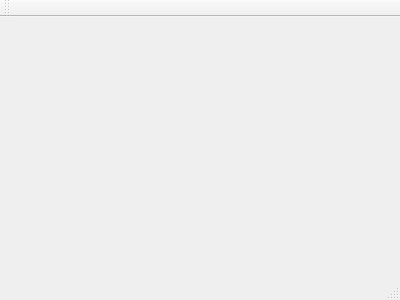
This is jalapaquery/src/jalapaquery/mainwindow.ui in leonhad/jalapaquery as Qt 5 draws it before an edit. The edited form follows.
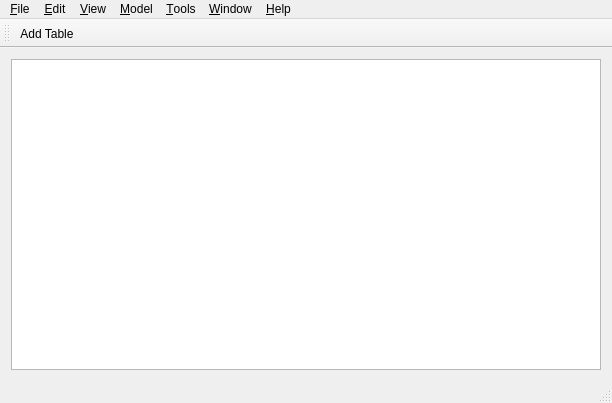
This is the edited form.

The edit to the form file:
```diff
--- a/jalapaquery/src/jalapaquery/mainwindow.ui
+++ b/jalapaquery/src/jalapaquery/mainwindow.ui
@@ -1,24 +1,106 @@
 <ui version="4.0">
  <class>MainWindow</class>
- <widget class="QMainWindow" name="MainWindow" >
-  <property name="geometry" >
+ <widget class="QMainWindow" name="MainWindow">
+  <property name="geometry">
    <rect>
     <x>0</x>
     <y>0</y>
-    <width>400</width>
-    <height>300</height>
+    <width>612</width>
+    <height>403</height>
    </rect>
   </property>
   <property name="windowTitle" >
    <string>MainWindow</string>
   </property>
-  <widget class="QMenuBar" name="menuBar" />
-  <widget class="QToolBar" name="mainToolBar" />
-  <widget class="QWidget" name="centralWidget" />
-  <widget class="QStatusBar" name="statusBar" />
+  <widget class="QWidget" name="centralWidget">
+   <layout class="QHBoxLayout" name="horizontalLayout">
+    <item>
+     <widget class="QGraphicsView" name="mainView"/>
+    </item>
+   </layout>
+  </widget>
+  <widget class="QMenuBar" name="menuBar">
+   <property name="geometry">
+    <rect>
+     <x>0</x>
+     <y>0</y>
+     <width>612</width>
+     <height>22</height>
+    </rect>
+   </property>
+   <widget class="QMenu" name="menuFile">
+    <property name="title">
+     <string>&amp;File</string>
+    </property>
+    <addaction name="actionExit"/>
+   </widget>
+   <widget class="QMenu" name="menuEdit">
+    <property name="title">
+     <string>&amp;Edit</string>
+    </property>
+   </widget>
+   <widget class="QMenu" name="menuView">
+    <property name="title">
+     <string>&amp;View</string>
+    </property>
+   </widget>
+   <widget class="QMenu" name="menuModel">
+    <property name="title">
+     <string>&amp;Model</string>
+    </property>
+    <addaction name="actionAdd_Table"/>
+   </widget>
+   <widget class="QMenu" name="menuTools">
+    <property name="title">
+     <string>&amp;Tools</string>
+    </property>
+   </widget>
+   <widget class="QMenu" name="menuWindow">
+    <property name="title">
+     <string>&amp;Window</string>
+    </property>
+   </widget>
+   <widget class="QMenu" name="menuHelp">
+    <property name="title">
+     <string>&amp;Help</string>
+    </property>
+    <addaction name="actionAbout"/>
+   </widget>
+   <addaction name="menuFile"/>
+   <addaction name="menuEdit"/>
+   <addaction name="menuView"/>
+   <addaction name="menuModel"/>
+   <addaction name="menuTools"/>
+   <addaction name="menuWindow"/>
+   <addaction name="menuHelp"/>
+  </widget>
+  <widget class="QToolBar" name="mainToolBar">
+   <attribute name="toolBarArea">
+    <enum>TopToolBarArea</enum>
+   </attribute>
+   <attribute name="toolBarBreak">
+    <bool>false</bool>
+   </attribute>
+   <addaction name="actionAdd_Table"/>
+  </widget>
+  <widget class="QStatusBar" name="statusBar"/>
+  <action name="actionAbout">
+   <property name="text">
+    <string>&amp;About</string>
+   </property>
+  </action>
+  <action name="actionExit">
+   <property name="text">
+    <string>E&amp;xit</string>
+   </property>
+  </action>
+  <action name="actionAdd_Table">
+   <property name="text">
+    <string>Add Table</string>
+   </property>
+  </action>
  </widget>
- <layoutDefault spacing="6" margin="11" />
- <pixmapfunction></pixmapfunction>
+ <layoutdefault spacing="6" margin="11"/>
  <resources/>
  <connections/>
 </ui>
```
Left out of the diff: 24 changed lines with no effect on the pictures.
